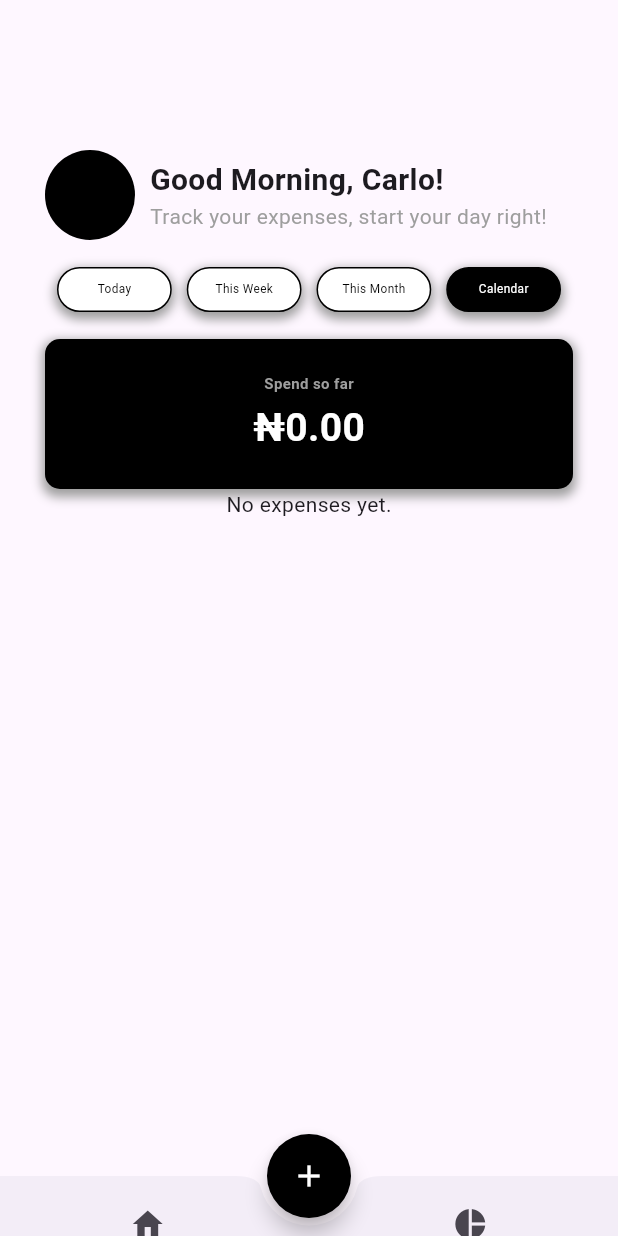
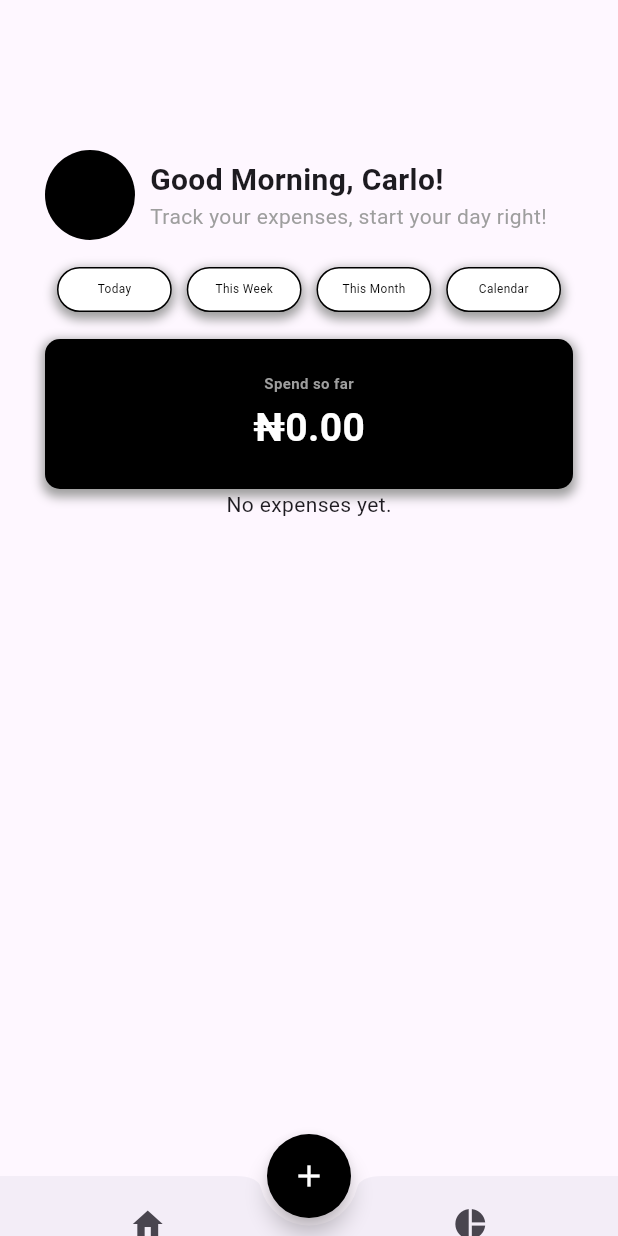
Before and after one commit to Khaloyyy/Expense_Tracker, a Flutter app: the screen it shows after launch, on a phone screen of 412 x 824 dp. Run offline on Flutter 3.47's test engine with Material 3 defaults, Android fonts, the phone set to English and light mode, and no system bars; our stand-ins replace flutter_riverpod, go_router, riverpod_annotation, shared_preferences, table_calendar; generated files the repository leaves out were written again.

Commit message:
Update option_button.dart

```diff
--- a/expense_tracker/lib/features/expense_tracker/presentation/widgets/dashboard/option_button.dart
+++ b/expense_tracker/lib/features/expense_tracker/presentation/widgets/dashboard/option_button.dart
@@ -1,4 +1,5 @@
 import 'package:flutter/material.dart';
+import 'package:go_router/go_router.dart';
 import '../../../domain/enums/expense_filter.dart';
 
 class OptionButton extends StatelessWidget {
@@ -27,7 +28,38 @@ class OptionButton extends StatelessWidget {
                 const SizedBox(width: 10),
                 _buildButton(context, 'This Month', ExpenseFilterType.month),
                 const SizedBox(width: 10),
-                _buildButton(context, 'Calendar', ExpenseFilterType.all),
+                Expanded(
+                  child: InkWell(
+                    onTap: () {
+                      context.push('/calendar-view');
+                    },
+                    borderRadius: BorderRadius.circular(30.0),
+                    child: Container(
+                      height: 30,
+                      padding: const EdgeInsets.symmetric(horizontal: 16.0),
+                      decoration: BoxDecoration(
+                        color: Colors.white,
+
+                        border: Border.all(color: Colors.black),
+                        borderRadius: BorderRadius.circular(30.0),
+                        boxShadow: <BoxShadow>[
+                          BoxShadow(
+                            color: Colors.grey,
+                            spreadRadius: 2,
+                            blurRadius: 5,
+                            offset: const Offset(0, 3),
+                          ),
+                        ],
+                      ),
+                      child: Center(
+                        child: Text(
+                          'Calendar',
+                          style: TextStyle(fontSize: 7.9, color: Colors.black),
+                        ),
+                      ),
+                    ),
+                  ),
+                ),
               ],
             ),
           ),
```
